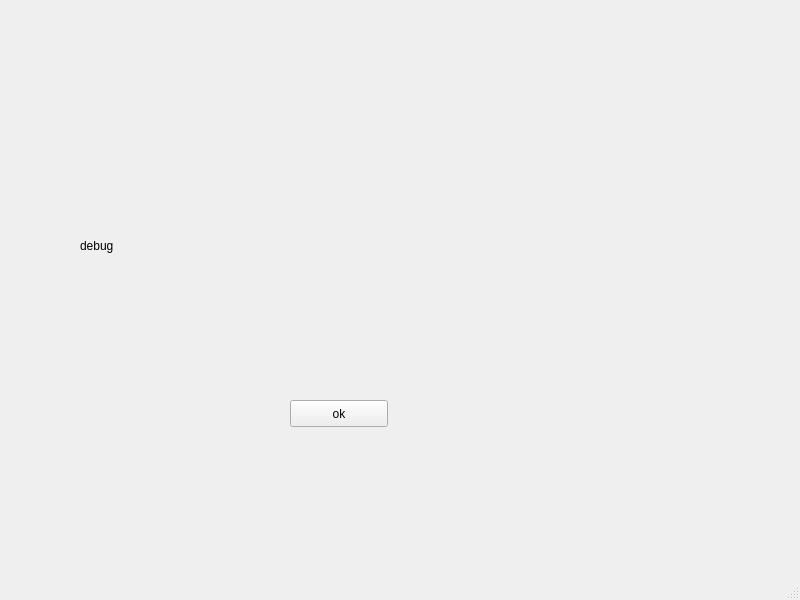
alien9/kisser, file kisser.ui: the form before one commit.
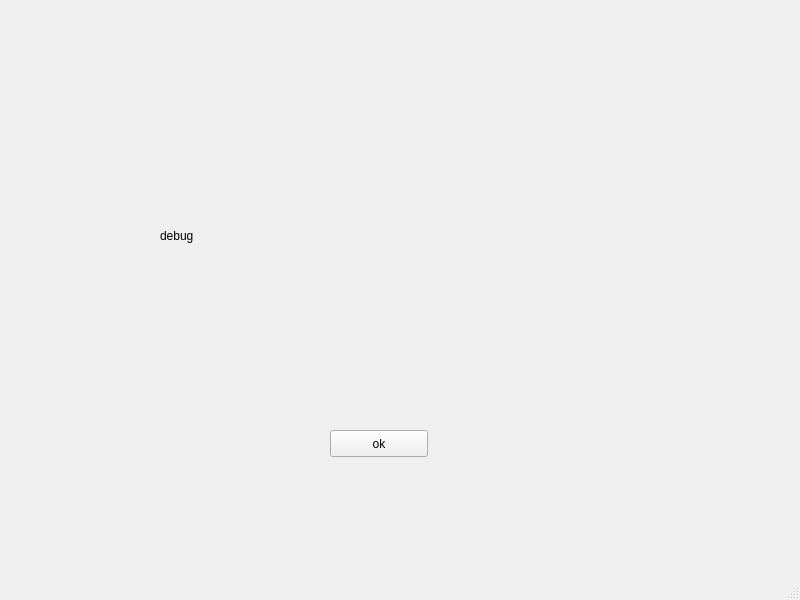
The form after the commit.

The edit to the form file:
```diff
--- a/kisser.ui
+++ b/kisser.ui
@@ -17,8 +17,8 @@
    <widget class="QPushButton" name="pushButton">
     <property name="geometry">
      <rect>
-      <x>290</x>
-      <y>400</y>
+      <x>330</x>
+      <y>430</y>
       <width>98</width>
       <height>27</height>
      </rect>
@@ -30,8 +30,8 @@
    <widget class="QLabel" name="label">
     <property name="geometry">
      <rect>
-      <x>80</x>
-      <y>100</y>
+      <x>160</x>
+      <y>90</y>
       <width>441</width>
       <height>291</height>
      </rect>
```
